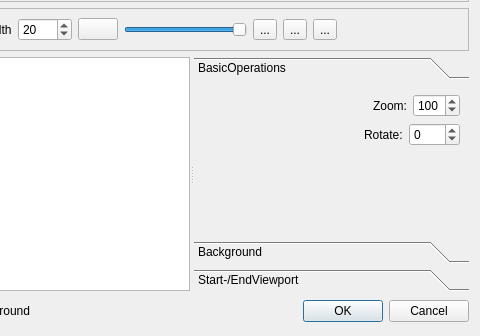
Before: the Qt Designer form src/widgets/titlewidget_ui.ui in KDE/kdenlive, drawn with Qt 5; both pictures show x 277 to 757 and y 106 to 442 of the 757 by 442 pixel window.
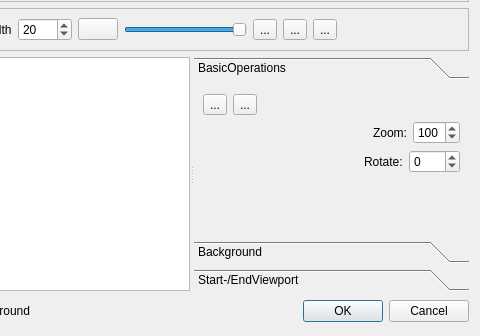
After: the same form once the commit is applied. The open tabs and pages were chosen to show the change. Custom widgets are drawn as their Qt base class.

The edit to the form file:
```diff
--- a/src/widgets/titlewidget_ui.ui
+++ b/src/widgets/titlewidget_ui.ui
@@ -240,15 +240,15 @@
         <rect>
          <x>0</x>
          <y>0</y>
-         <width>309</width>
-         <height>140</height>
+         <width>227</width>
+         <height>154</height>
         </rect>
        </property>
        <attribute name="label" >
         <string>BasicOperations</string>
        </attribute>
        <layout class="QGridLayout" >
-        <item row="0" column="0" >
+        <item row="2" column="0" colspan="3" >
          <layout class="QVBoxLayout" >
           <item>
            <layout class="QHBoxLayout" >
@@ -333,6 +333,20 @@
           </item>
          </layout>
         </item>
+        <item row="0" column="1" >
+         <widget class="QToolButton" name="itemvcenter" >
+          <property name="text" >
+           <string>...</string>
+          </property>
+         </widget>
+        </item>
+        <item row="0" column="0" >
+         <widget class="QToolButton" name="itemhcenter" >
+          <property name="text" >
+           <string>...</string>
+          </property>
+         </widget>
+        </item>
        </layout>
       </widget>
       <widget class="QWidget" name="Background" >
```
Left out of the diff: 12 changed lines with no effect on the pictures.
